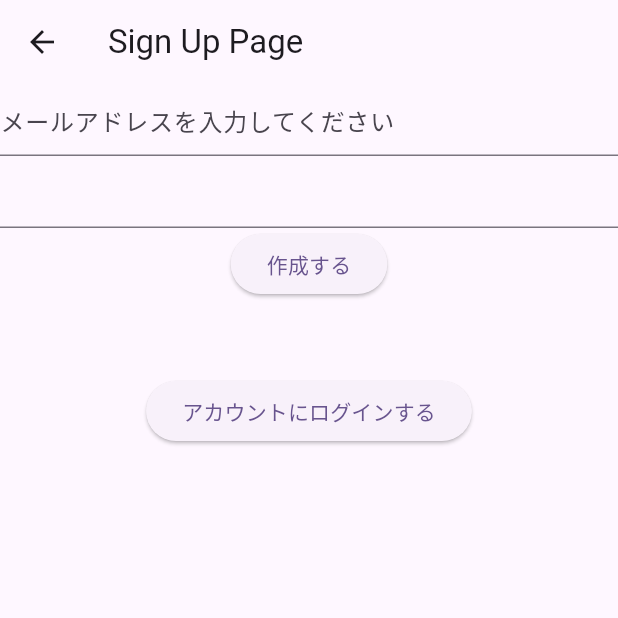
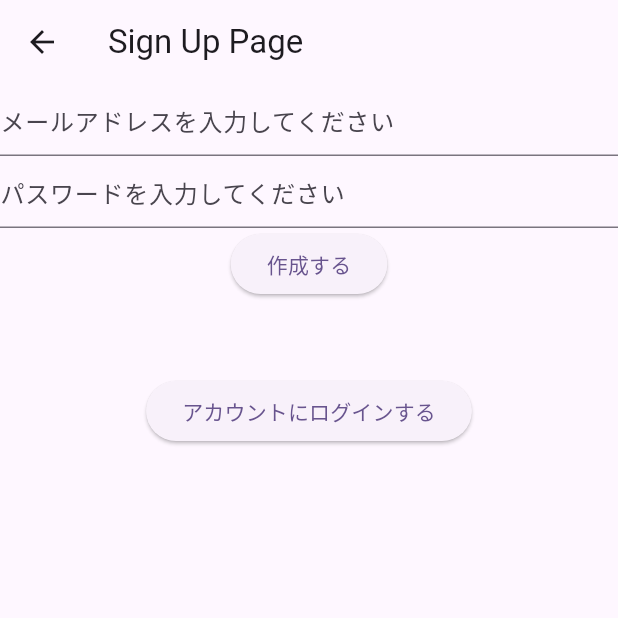
Before and after one commit to Taichi93258/-matchingservice, a Flutter app: the SignupPage screen opened by its route, on a phone screen of 412 x 824 dp, the top half of it. Run offline on Flutter 3.47's test engine with Material 2 defaults, Android fonts, the phone set to English and light mode, and no system bars; our stand-ins replace firebase_auth, logger; accounts and stored records are empty.

Commit message:
見た目を少し調整

```diff
--- a/project/lib/src/login/signup_page.dart
+++ b/project/lib/src/login/signup_page.dart
@@ -51,6 +51,9 @@ class _SignupPageState extends State<SignupPage> {
                       }
                       return null;
                     },
+                    decoration: const InputDecoration(
+                      hintText: "パスワードを入力してください",
+                    ),
                   ),
 
                   ElevatedButton(
@@ -91,7 +94,8 @@ class _SignupPageState extends State<SignupPage> {
             ),
             const SizedBox(height: 50),
             ElevatedButton(
-                onPressed: () => Navigator.pushNamed(context, '/login'),
+                onPressed: () =>
+                    Navigator.pushReplacementNamed(context, '/login'),
                 child: const Text("アカウントにログインする"))
           ],
         )),
```
